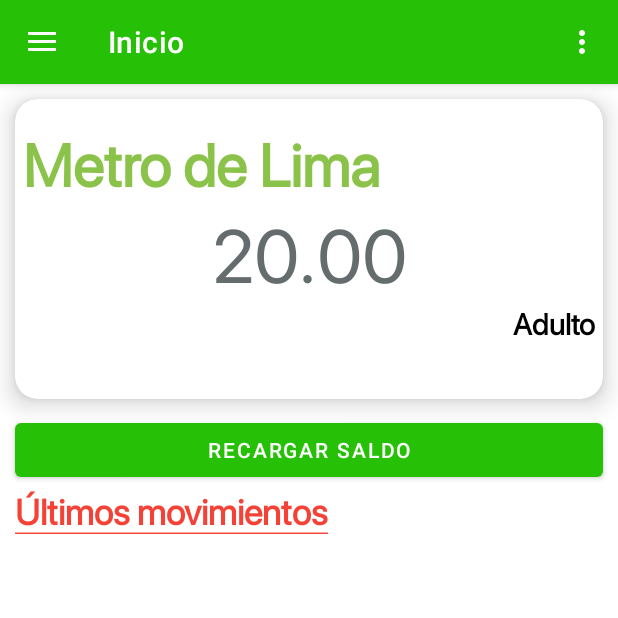
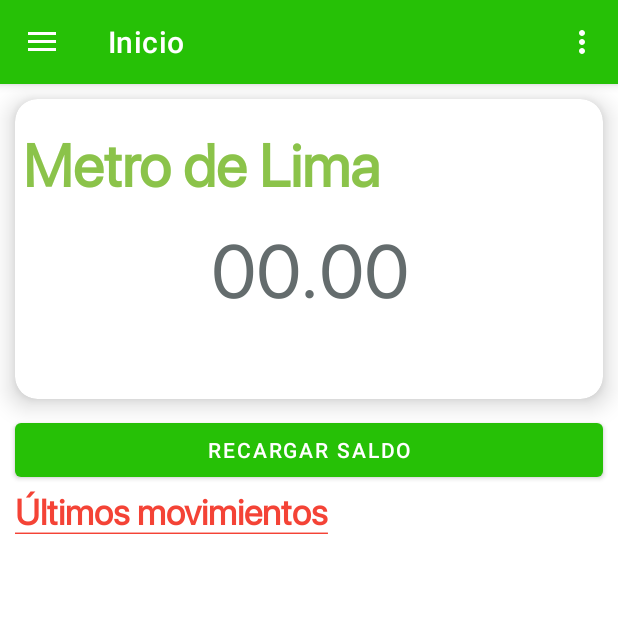
Before and after one commit to JostinSamuel/AppLineaUnoV1, an Android app: the InicioActivity screen opened directly, with no data from a screen before it, on a phone screen of 412 x 824 dp, the top half of it. Run offline under Robolectric (Android 15) with nearby library versions, the phone set to English and light mode, and no system bars; our stand-ins replace navigation-ui; network calls fail.

```diff
--- a/app/src/main/java/com/linea/uno/applineav1/activities/CardActivity.java
+++ b/app/src/main/java/com/linea/uno/applineav1/activities/CardActivity.java
@@ -1,7 +1,6 @@
 package com.linea.uno.applineav1.activities;
 
 import androidx.appcompat.app.AppCompatActivity;
-
 import android.app.ProgressDialog;
 import android.content.Intent;
 import android.content.SharedPreferences;
@@ -16,13 +15,11 @@ import android.view.ViewGroup;
 import android.widget.Button;
 import android.widget.TextView;
 import android.widget.Toast;
-
 import com.linea.uno.applineav1.R;
 import com.linea.uno.applineav1.entities.Culqi.Card;
 import com.linea.uno.applineav1.entities.Culqi.Token;
 import com.linea.uno.applineav1.entities.Culqi.TokenCallback;
 import com.linea.uno.applineav1.utils.Validation.Validation;
-
 import org.json.JSONObject;
 
 public class CardActivity extends AppCompatActivity {
@@ -64,6 +61,7 @@ public class CardActivity extends AppCompatActivity {
         String email = sp.getString("emailCliente", null);
         System.out.println("Email: --> "+ email);
         txtemail.setText(email);
+        txtemail.setEnabled(false);
 
         txtcardnumber.addTextChangedListener(new TextWatcher() {
             @Override
--- a/app/src/main/java/com/linea/uno/applineav1/activities/InicioActivity.java
+++ b/app/src/main/java/com/linea/uno/applineav1/activities/InicioActivity.java
@@ -3,35 +3,21 @@ package com.linea.uno.applineav1.activities;
 import androidx.appcompat.app.AppCompatActivity;
 import android.os.Bundle;
 import com.linea.uno.applineav1.R;
-import android.annotation.SuppressLint;
 import android.content.Intent;
 import android.content.SharedPreferences;
-import android.os.Bundle;
 import android.preference.PreferenceManager;
 import android.view.MenuItem;
 import android.view.View;
 import android.view.Menu;
 import android.widget.TextView;
-import com.google.android.material.badge.BadgeDrawable;
-import com.google.android.material.badge.BadgeUtils;
 import com.google.android.material.navigation.NavigationView;
-import com.google.gson.Gson;
-import com.google.gson.GsonBuilder;
 import com.linea.uno.applineav1.databinding.ActivityInicioBinding;
-import com.linea.uno.applineav1.entities.Usuario;
-import com.linea.uno.applineav1.utils.DateSerializer;
-import com.linea.uno.applineav1.utils.TimeSerializer;
-
 import androidx.annotation.NonNull;
 import androidx.navigation.NavController;
 import androidx.navigation.Navigation;
 import androidx.navigation.ui.AppBarConfiguration;
 import androidx.navigation.ui.NavigationUI;
 import androidx.drawerlayout.widget.DrawerLayout;
-import androidx.appcompat.app.AppCompatActivity;
-import java.sql.Date;
-import java.sql.Time;
-import de.hdodenhof.circleimageview.CircleImageView;
 
 public class InicioActivity extends AppCompatActivity {
 
@@ -87,8 +73,8 @@ public class InicioActivity extends AppCompatActivity {
         SharedPreferences.Editor editor = preferences.edit();
         editor.remove("UsuarioJson");
         editor.remove("nombretoInicio");
-        //editor.remove("email");
-        //editor.remove("cardToken");
+        editor.remove("email");
+        editor.remove("cardToken");
         editor.apply();
         this.finish();
         startActivity(new Intent(InicioActivity.this,MainActivity.class));
@@ -102,49 +88,10 @@ public class InicioActivity extends AppCompatActivity {
     }
 
     private void cargarDatos() {
-
         SharedPreferences sharedPreferences = PreferenceManager.getDefaultSharedPreferences(this);
-        SharedPreferences.Editor editor ;
-        editor = sharedPreferences.edit();
-
-        final Gson gson = new GsonBuilder()
-                .registerTypeAdapter(Date.class, new DateSerializer())
-                .registerTypeAdapter(Time.class, new TimeSerializer())
-                .create();
-
-        String usuario = sharedPreferences.getString("UsuarioJson", null);
-        System.out.println("usuarioGson: "+usuario);
-        //String emailToInicio = sharedPreferences.getString("emailToInicio","email");
         String nombreToInicio = sharedPreferences.getString("nombretoInicio","nombre");
-        //editor.apply();
-
-        //if (usuario != null) {
-            //final Usuario u = gson.fromJson(usuario, Usuario.class);
-            final View vista = binding.navView.getHeaderView(0);
-            final TextView txtUserName = vista.findViewById(R.id.txtUserName);
-            //final TextView txtUserEmail = vista.findViewById(R.id.txtUserEmail);
-            //final CircleImageView imageViewPerfil = vista.findViewById(R.id.imageViewPerfil);
-            txtUserName.setText(nombreToInicio);
-            //txtUserEmail.setText(emailToInicio);
-            //System.out.println(usuario);
-            //email para la tarjeta CardActivity
-            //SharedPreferences preferences = PreferenceManager.getDefaultSharedPreferences(this);
-            //SharedPreferences.Editor editor=preferences.edit();
-            //String emailUser = u.getEmail();
-            //editor.putString("email", emailUser);
-            //editor.apply();
-
-            //String url = u.getCliente().getFoto_url();
-            //System.out.println("URL FOTO: "+url);
-            /*
-            imageViewPerfil.setImageBitmap(null);
-            if(url == null) {
-                final Picasso picasso = new Picasso.Builder(this).downloader(new OkHttp3Downloader(ConfigApi.getClient())).build();
-                picasso.load(R.drawable.image_not).error(R.drawable.image_not).into(imageViewPerfil);
-            }else{
-                Picasso.get().load(url).into(imageViewPerfil);
-            }
-            */
-        //}
+        final View vista = binding.navView.getHeaderView(0);
+        final TextView txtUserName = vista.findViewById(R.id.txtUserName);
+        txtUserName.setText(nombreToInicio);
     }
 }
--- a/app/src/main/java/com/linea/uno/applineav1/activities/MainActivity.java
+++ b/app/src/main/java/com/linea/uno/applineav1/activities/MainActivity.java
@@ -3,29 +3,16 @@ package com.linea.uno.applineav1.activities;
 import android.os.Bundle;
 import android.util.Log;
 import android.view.View;
-import android.view.Menu;
-import com.google.android.material.snackbar.Snackbar;
-import com.google.android.material.navigation.NavigationView;
-import androidx.navigation.NavController;
-import androidx.navigation.Navigation;
-import androidx.navigation.ui.AppBarConfiguration;
-import androidx.navigation.ui.NavigationUI;
-import androidx.drawerlayout.widget.DrawerLayout;
 import androidx.appcompat.app.AppCompatActivity;
-
 import com.google.gson.reflect.TypeToken;
 import com.linea.uno.applineav1.R;
-import com.linea.uno.applineav1.databinding.ActivityMainBinding;
-import androidx.appcompat.app.AppCompatActivity;
 import androidx.lifecycle.ViewModelProvider;
 import android.content.Intent;
 import android.content.SharedPreferences;
-import android.os.Bundle;
 import android.preference.PreferenceManager;
 import android.text.Editable;
 import android.text.TextWatcher;
 import android.view.LayoutInflater;
-import android.view.View;
 import android.widget.Button;
 import android.widget.EditText;
 import android.widget.TextView;
@@ -37,7 +24,6 @@ import com.linea.uno.applineav1.entities.Usuario;
 import com.linea.uno.applineav1.utils.DateSerializer;
 import com.linea.uno.applineav1.utils.TimeSerializer;
 import com.linea.uno.applineav1.viewmodel.UsuarioViewModel;
-
 import java.sql.Date;
 import java.sql.Time;
 import cn.pedant.SweetAlert.SweetAlertDialog;
@@ -70,10 +56,8 @@ public class MainActivity extends AppCompatActivity {
         String pref = preferences.getString("UsuarioJson","");
         if (!pref.equals("")){
             ToastOk("Sesión activa");
-
-            //preferences.edit().remove("tokenCard").apply();
-            //preferences.edit().remove("email").apply();
-
+            preferences.edit().remove("tokenCard").apply();
+            preferences.edit().remove("email").apply();
             this.startActivity(new Intent(this,InicioActivity.class));
             this.overridePendingTransition(R.anim.left_in, R.anim.left_out);
         }
@@ -94,8 +78,8 @@ public class MainActivity extends AppCompatActivity {
         /* inicializando SharedPreferences*/
         preferences = PreferenceManager.getDefaultSharedPreferences(this);
         editor = preferences.edit();
-        //editor.remove("cardToken");
-        //editor.apply();
+        editor.remove("cardToken");
+        editor.apply();
 
         /*Normal Authentication*/
         btnIniciarSesion.setOnClickListener(v -> {
--- a/app/src/main/java/com/linea/uno/applineav1/activities/RegistroActivity.java
+++ b/app/src/main/java/com/linea/uno/applineav1/activities/RegistroActivity.java
@@ -1,29 +1,15 @@
 package com.linea.uno.applineav1.activities;
 
 import androidx.appcompat.app.AppCompatActivity;
-
 import android.content.SharedPreferences;
 import android.os.Bundle;
-
-import com.google.gson.reflect.TypeToken;
 import com.linea.uno.applineav1.R;
 import androidx.annotation.RequiresApi;
-import androidx.appcompat.app.AppCompatActivity;
-import androidx.annotation.NonNull;
-import androidx.annotation.Nullable;
-import androidx.appcompat.widget.Toolbar;
-import androidx.core.app.ActivityCompat;
-import androidx.core.content.ContextCompat;
 import androidx.lifecycle.ViewModelProvider;
-import android.Manifest;
 import android.app.ProgressDialog;
 import android.content.Intent;
-import android.content.pm.PackageManager;
-import android.net.Uri;
 import android.os.Build;
-import android.os.Bundle;
 import android.preference.PreferenceManager;
-import android.provider.MediaStore;
 import android.text.Editable;
 import android.text.TextWatcher;
 import android.util.Log;
@@ -42,20 +28,14 @@ import com.android.volley.Response;
 import com.android.volley.VolleyError;
 import com.android.volley.toolbox.JsonObjectRequest;
 import com.android.volley.toolbox.Volley;
-import com.google.android.gms.tasks.OnSuccessListener;
 import com.google.android.material.textfield.TextInputLayout;
-import com.linea.uno.applineav1.api.ConfigApi;
 import com.linea.uno.applineav1.entities.Cliente;
 import com.linea.uno.applineav1.entities.Usuario;
 import com.linea.uno.applineav1.viewmodel.ClienteViewModel;
 import com.linea.uno.applineav1.viewmodel.UsuarioViewModel;
-
-import org.jetbrains.annotations.NotNull;
 import org.json.JSONException;
 import org.json.JSONObject;
-import java.util.UUID;
 import cn.pedant.SweetAlert.SweetAlertDialog;
-import de.hdodenhof.circleimageview.CircleImageView;
 
 public class RegistroActivity extends AppCompatActivity {
 
@@ -89,15 +69,6 @@ public class RegistroActivity extends AppCompatActivity {
         this.clienteViewModel = vmp.get(ClienteViewModel.class);
         this.usuarioViewModel = vmp.get(UsuarioViewModel.class);
     }
-
-    /*private void showToolbar(){
-        Toolbar toolbar = this.findViewById(R.id.toolbar);
-        toolbar.setNavigationIcon(R.drawable.ic_volver_atras);
-        toolbar.setNavigationOnClickListener(v -> {
-            this.finish();
-            this.overridePendingTransition(R.anim.rigth_in, R.anim.rigth_out);
-        });
-    }*/
 
     @RequiresApi(api = Build.VERSION_CODES.O)
     private void inicializar() {
--- a/app/src/main/java/com/linea/uno/applineav1/activities/SplashActivity.java
+++ b/app/src/main/java/com/linea/uno/applineav1/activities/SplashActivity.java
@@ -11,7 +11,6 @@ public class SplashActivity extends AppCompatActivity {
     protected void onCreate(Bundle savedInstanceState) {
         super.onCreate(savedInstanceState);
         setContentView(R.layout.activity_splash);
-        //getSupportActionBar().hide();
         final Intent intentSplash = new Intent(this, MainActivity.class);
         Thread timer = new Thread(){
             @Override
--- a/app/src/main/java/com/linea/uno/applineav1/activities/ui/Inicio/HomeFragment.java
+++ b/app/src/main/java/com/linea/uno/applineav1/activities/ui/Inicio/HomeFragment.java
@@ -35,6 +35,7 @@ public class HomeFragment extends Fragment {
     private MovimientoViewModel movimientoViewModel;
     private Button btnRecargarSaldo;
     SharedPreferences pref;
+    TextView tvSaldoDisponible;
 
     public View onCreateView(@NonNull LayoutInflater inflater, ViewGroup container, Bundle savedInstanceState) {
         pref = PreferenceManager.getDefaultSharedPreferences(getActivity());
@@ -60,11 +61,12 @@ public class HomeFragment extends Fragment {
 
     private void inicializar(View view) {
         ViewModelProvider modelProvider = new ViewModelProvider(this);
-        GridLayoutManager gridLayoutManager = new GridLayoutManager(getContext(), 1, GridLayoutManager.HORIZONTAL, false);
+        GridLayoutManager gridLayoutManager = new GridLayoutManager(getContext(), 1, GridLayoutManager.VERTICAL, false);
         rvhistorialMovimientos = view.findViewById(R.id.rvHistorialMovimientos);
         rvhistorialMovimientos.setLayoutManager(gridLayoutManager);
         movimientoViewModel = modelProvider.get(MovimientoViewModel.class);
         btnRecargarSaldo = view.findViewById(R.id.btnRecargarSaldo);
+        tvSaldoDisponible = view.findViewById(R.id.tvSaldoDisponible);
     }
 
     private void cargarDatos() {
@@ -75,6 +77,11 @@ public class HomeFragment extends Fragment {
             movimientoAdapter.updateItemsMovimientos(response.getBody());
             Log.e("response.getBody {}",response.getBody().toString());
         });
+
+        movimientoViewModel.getMontoTotal(email).observe(getViewLifecycleOwner(), response->{
+            tvSaldoDisponible.setText(response.toString());
+        });
+
     }
 
     private void inicializarAdapter() {
--- a/app/src/main/java/com/linea/uno/applineav1/api/MovimientoApi.java
+++ b/app/src/main/java/com/linea/uno/applineav1/api/MovimientoApi.java
@@ -19,4 +19,7 @@ public interface MovimientoApi {
 
     @POST(base+"/recargarSaldo")
     Call<GenericResponse<GenerarMovimientoDTO>> recargarSaldo(@Body GenerarMovimientoDTO dto);
+
+    @GET(base+"/montoTotal/{email}")
+    Call<Double> getMontoTotal(@Path("email") String email);
 }
--- a/app/src/main/java/com/linea/uno/applineav1/repository/MovimientoRepository.java
+++ b/app/src/main/java/com/linea/uno/applineav1/repository/MovimientoRepository.java
@@ -68,4 +68,21 @@ public class MovimientoRepository {
         return data;
     }
 
+    public LiveData<Double> getMontoTotal(String email) {
+        final MutableLiveData<Double> mld = new MutableLiveData<>();
+        this.movimientoApi.getMontoTotal(email).enqueue(new Callback<Double>() {
+            @Override
+            public void onResponse(Call<Double> call, Response<Double> response) {
+                mld.setValue(response.body());
+                Log.e("valorMontototal",response.body().toString());
+            }
+
+            @Override
+            public void onFailure(Call<Double> call, Throwable t) {
+                System.out.println("Error al mostrar monto total: " + t.getMessage());
+            }
+        });
+        return mld;
+    }
+
 }
--- a/app/src/main/java/com/linea/uno/applineav1/viewmodel/MovimientoViewModel.java
+++ b/app/src/main/java/com/linea/uno/applineav1/viewmodel/MovimientoViewModel.java
@@ -29,4 +29,8 @@ public class MovimientoViewModel extends AndroidViewModel {
     public LiveData<GenericResponse<GenerarMovimientoDTO>> recargarSaldo(GenerarMovimientoDTO dto){
         return repository.save(dto);
     }
+
+    public LiveData<Double> getMontoTotal(String email){
+        return this.repository.getMontoTotal(email);
+    }
 }
--- a/app/src/main/res/layout/fragment_home.xml
+++ b/app/src/main/res/layout/fragment_home.xml
@@ -56,21 +56,12 @@
                                 android:layout_width="match_parent"
                                 android:layout_height="match_parent"
                                 android:fontFamily="@font/san_francisco"
-                                android:text="20.00"
+                                android:text="00.00"
+                                android:paddingTop="10dp"
                                 android:textAlignment="center"
                                 android:textColor="#646C6D"
                                 android:textSize="50sp" />
 
-                            <TextView
-                                android:id="@+id/tvTypeCard"
-                                android:layout_width="match_parent"
-                                android:layout_height="wrap_content"
-                                android:fontFamily="@font/san_francisco"
-                                android:text="Adulto"
-                                android:textAlignment="textEnd"
-                                android:textColor="@color/black"
-                                android:textSize="20sp"
-                                android:textStyle="bold" />
                         </LinearLayout>
                     </LinearLayout>
                 </RelativeLayout>
```
